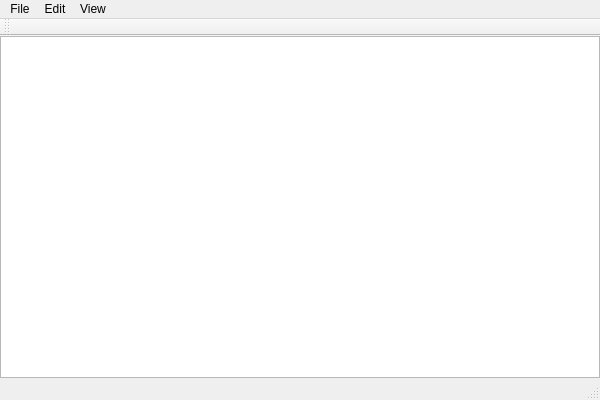
First picture: the form in imageraster.ui, repository lebenasa/ImageRaster, before the edit.
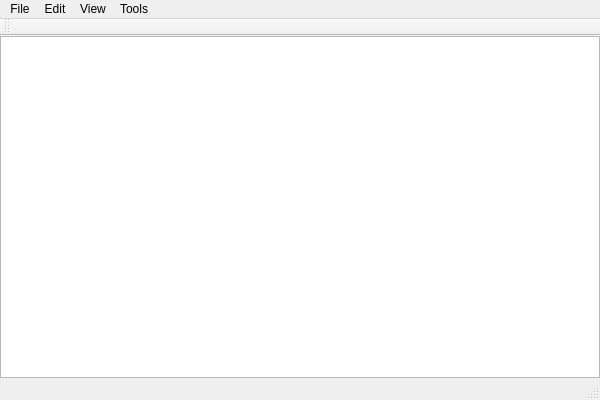
Second picture: the form after the edit. Icons and pictures are not drawn.

What changed in the file:
```diff
--- a/imageraster.ui
+++ b/imageraster.ui
@@ -60,9 +60,15 @@
      <string>Edit</string>
     </property>
    </widget>
+   <widget class="QMenu" name="menuTools">
+    <property name="title">
+     <string>Tools</string>
+    </property>
+   </widget>
    <addaction name="menuFile"/>
    <addaction name="menuEdit"/>
    <addaction name="menuView"/>
+   <addaction name="menuTools"/>
   </widget>
   <widget class="QToolBar" name="mainToolBar">
    <attribute name="toolBarArea">
```
Left out of the diff: 16 changed lines with no effect on the pictures.
